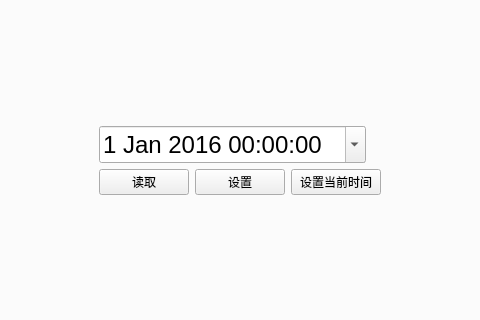
Above: UI/param_window.ui from KayFelicities/698trans before the change; both pictures show x 88 to 568 and y 192 to 512 of the 656 by 675 pixel window. Below: the same form after it.
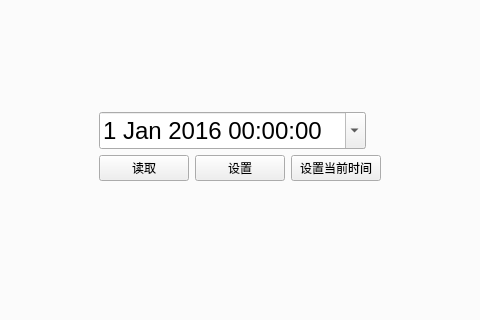
That is the form after the change. Icons and pictures are not drawn.

Commit message: param ui, V4.0 start

The edit to the form file:
```diff
--- a/UI/param_window.ui
+++ b/UI/param_window.ui
@@ -190,6 +190,16 @@
                 </item>
                </layout>
               </item>
+              <item>
+               <widget class="QPushButton" name="DT_set_res_t">
+                <property name="text">
+                 <string> </string>
+                </property>
+                <property name="flat">
+                 <bool>true</bool>
+                </property>
+               </widget>
+              </item>
              </layout>
             </item>
             <item>
```
The commit also changes 6 other files.
